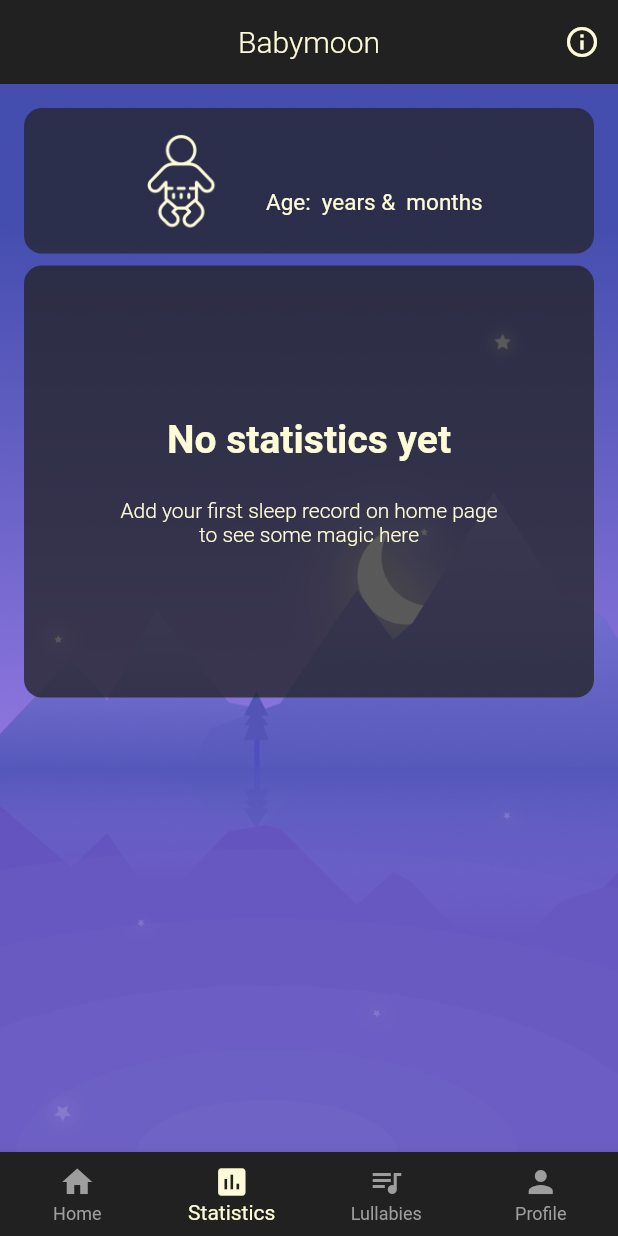
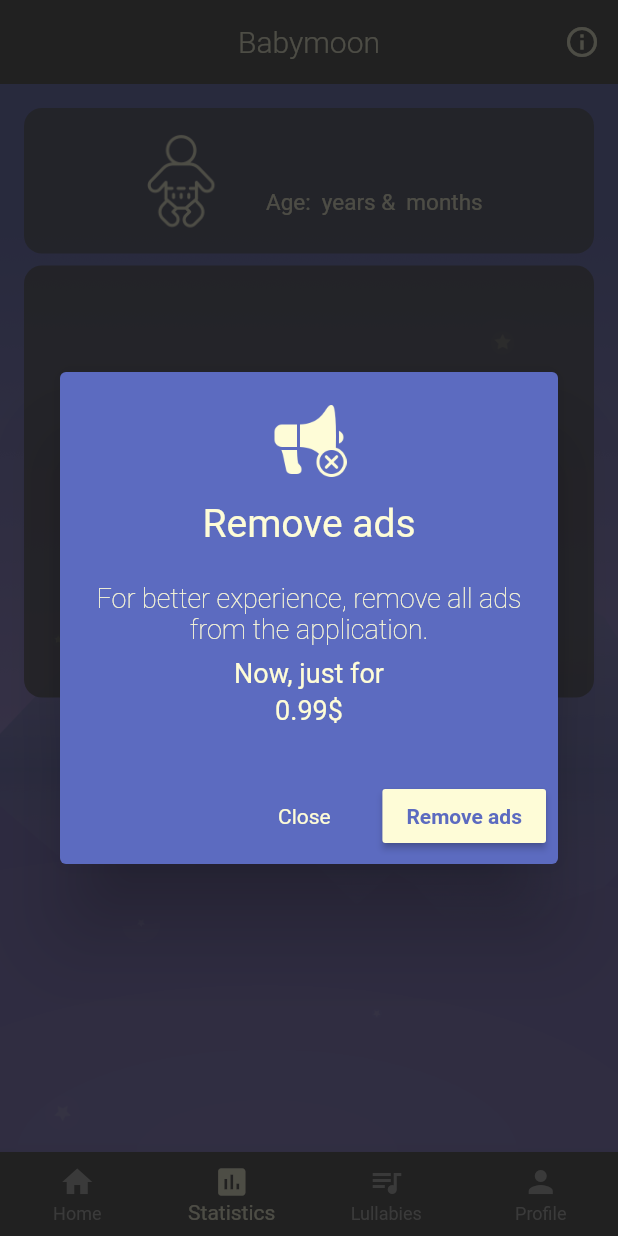
Before and after one commit to nonstappstudio/babymoon, a Flutter app: the HomePage screen opened directly, item 2 of the bottom bar chosen, on a phone screen of 412 x 824 dp. Run offline on Flutter 3.47's test engine with Material 2 defaults, Android fonts, the phone set to English and light mode, and no system bars; our stand-ins replace flutter_form_builder, flutter_local_notifications, flutter_xlider, numberpicker, permission_handler, sembast; missing offline and left inert: age, audioplayer, notification_permissions; accounts and stored records are empty.

Commit message:
Added my own ad system

```diff
--- a/lib/ui/pages/home/profile_tab.dart
+++ b/lib/ui/pages/home/profile_tab.dart
@@ -124,7 +124,7 @@ class _ProfileTabState extends State<ProfileTab> {
               'Remove ads',
               textAlign: TextAlign.center,
               style: TextStyles.buttonTextStyle
-                .copyWith(color: Colors.black),
+                .copyWith(color: AppStyle.blueyColor),
             ),
           ),
         ),
--- a/lib/ui/pages/home_page.dart
+++ b/lib/ui/pages/home_page.dart
@@ -1,10 +1,11 @@
+import 'package:babymoon/services/repositories/user_repository.dart';
 import 'package:babymoon/ui/app_style.dart';
 import 'package:babymoon/ui/pages/home/home_tab.dart';
 import 'package:babymoon/ui/pages/home/lullabies_tab.dart';
 import 'package:babymoon/ui/pages/home/profile_tab.dart';
 import 'package:babymoon/ui/pages/home/statistics_tab.dart';
 import 'package:babymoon/ui/text_styles.dart';
-import 'package:babymoon/utils/assets.dart';
+import 'package:babymoon/ui/widgets/interstitial_ad.dart';
 import 'package:flutter/material.dart';
 
 class HomePage extends StatefulWidget {
@@ -18,6 +19,7 @@ class _HomePageState extends State<HomePage> {
   PageController _pageController;
   int _currentPage;
 
+  int _adCounter;
 
   Map<String, Widget> get _bottomItems => {
     'Home': Icon(Icons.home),
@@ -51,17 +53,38 @@ class _HomePageState extends State<HomePage> {
     );
   }
 
+  void _showAd() async {
+
+    final result = await showDialog(
+      context: context,
+      barrierColor: AppStyle.backgroundColor.withOpacity(0.8),
+      barrierDismissible: false,
+      builder: (context) => InterstitialAd(),
+    );
+
+    if (result != null) {
+      if (result) {
+        // Process payment
+      }
+    }
+  }
+
   void _changePage(int index) {
+    if (_adCounter % 2 == 0) {
+      _showAd();
+    }
     _pageController.animateToPage(
       index,
       duration: Duration(milliseconds: 150),
       curve: Curves.easeInOut
     );
+    _adCounter += 1;
   }
 
   @override
   void initState() {
     super.initState();
+    _adCounter = 0;
     _pageController = PageController(initialPage: 0);
     _currentPage = 0;
   }
@@ -93,6 +116,7 @@ class _HomePageState extends State<HomePage> {
         ),
         child: PageView(
           controller: _pageController,
+          physics: NeverScrollableScrollPhysics(),
           onPageChanged: (index) => setState(() => _currentPage = index),
           children: [
             HomeTab(),
--- /dev/null
+++ b/lib/ui/widgets/interstitial_ad.dart
@@ -0,0 +1,78 @@
+import 'package:babymoon/ui/text_styles.dart';
+import 'package:babymoon/utils/assets.dart';
+import 'package:babymoon/utils/space.dart';
+import 'package:flutter/material.dart';
+
+import '../app_style.dart';
+
+class InterstitialAd extends StatelessWidget {
+
+  @override
+  Widget build(BuildContext context) {
+    return AlertDialog(
+      backgroundColor: AppStyle.blueyColor,
+      actions: [
+        FlatButton(
+          child: Text(
+            'Close',
+            style: TextStyle(fontWeight: FontWeight.w400)
+          ),
+          textColor: AppStyle.accentColor,
+          onPressed: () => Navigator.of(context).pop(false),
+        ),
+        RaisedButton(
+          child: Text(
+            'Remove ads',
+            style: TextStyle(fontWeight: FontWeight.w600)
+          ),
+          color: AppStyle.accentColor,
+          textColor: AppStyle.blueyColor,
+          onPressed: () => Navigator.of(context).pop(true),
+        )
+      ],
+      content: Container(
+        height: 220,
+        child: Column(
+          children: [
+            Center(
+              child: ImageIcon(
+                Assets.removeAds,
+                color: AppStyle.accentColor,
+                size: 50
+              )
+            ),
+            Space(16),
+            Center(
+              child: Text(
+                'Remove ads',
+                style: TextStyles.appBarStyle.copyWith(fontSize: 26),
+                textAlign: TextAlign.center,
+              ),
+            ),
+            Space(24),
+            Text(
+              'For better experience, remove all ads from the application.',
+              style: TextStyles.appBarStyle
+                  .copyWith(fontSize: 18, fontWeight: FontWeight.w200),
+              textAlign: TextAlign.center,
+            ),
+            Space(8),
+            Text(
+              'Now, just for',
+              style: TextStyles.appBarStyle
+                  .copyWith(fontSize: 18, fontWeight: FontWeight.w400),
+              textAlign: TextAlign.center,
+            ),
+            Space(4),
+            Text(
+              '0.99\$ ',
+              style: TextStyles.appBarStyle
+                  .copyWith(fontSize: 18, fontWeight: FontWeight.w400),
+              textAlign: TextAlign.center,
+            ),
+          ],
+        ),
+      ),
+    );
+  }
+}
```
Also changed, not shown: 3 other files.
